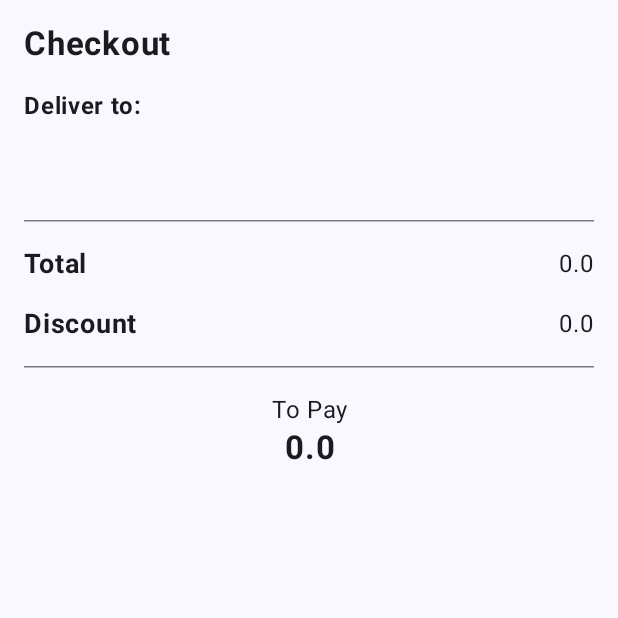
After one commit to xrtz/Shop, an Android app built with Jetpack Compose: the CheckoutPage screen opened through its navigation route, on a phone screen of 412 x 824 dp, the top half of it. The commit adds this screen. Run offline under Robolectric (Android 15) with nearby library versions, the phone set to English and light mode, and no system bars; our stand-ins replace Firebase (no records; nobody signed in at launch, a user with empty details on screens opened directly); libraries missing offline, so code that uses them is left out: com.tbuonomo.viewpagerdotsindicator; 3 statements that could not run were skipped.

Commit message:
DescriptionPage, BasketPage, CheckoutPage, function  on basket tranzaction

```diff
--- a/app/src/main/java/com/example/shop/Navigation.kt
+++ b/app/src/main/java/com/example/shop/Navigation.kt
@@ -7,6 +7,8 @@ import androidx.navigation.compose.NavHost
 import androidx.navigation.compose.composable
 import androidx.navigation.compose.rememberNavController
 import com.example.shop.pages.CategoryProductPage
+import com.example.shop.pages.CheckoutPage
+import com.example.shop.pages.ProductDetailsPage
 import com.example.shop.screens.AuthScreen
 import com.example.shop.screens.HomeScreen
 import com.example.shop.screens.LoginScreen
@@ -37,6 +39,13 @@ fun Navigation(modifier: Modifier = Modifier) {
             var categoryId = it.arguments?.getString("categoryId")
             CategoryProductPage(modifier, categoryId?:"")
         }
+        composable("product-details/{productId}"){
+            var productId = it.arguments?.getString("productId")
+            ProductDetailsPage(modifier, productId?:"")
+        }
+        composable("checkout"){
+            CheckoutPage(modifier)
+        }
     }
 }
 
--- a/app/src/main/java/com/example/shop/model/ProductModel.kt
+++ b/app/src/main/java/com/example/shop/model/ProductModel.kt
@@ -8,4 +8,5 @@ data class ProductModel(
     val actualPrice : String = "",
     val price : String = "",
     val images : List<String> = emptyList(),
+    val otherDetails : Map<String, String> = mapOf()
 )
--- a/app/src/main/java/com/example/shop/model/UserModel.kt
+++ b/app/src/main/java/com/example/shop/model/UserModel.kt
@@ -1,7 +1,11 @@
 package com.example.shop.model
 
+import androidx.annotation.LongDef
+
 data class UserModel (
-    val name: String,
-    val email: String,
-    val Uid: String
+    val name: String = "",
+    val email: String = "",
+    val Uid: String = "",
+    val cartItems: Map<String, Long> = mapOf(),
+    val address: String = ""
     )
--- /dev/null
+++ b/app/src/main/java/com/example/shop/pages/CheckoutPage.kt
@@ -0,0 +1,121 @@
+package com.example.shop.pages
+
+import androidx.compose.foundation.layout.Arrangement
+import androidx.compose.foundation.layout.Column
+import androidx.compose.foundation.layout.Row
+import androidx.compose.foundation.layout.Spacer
+import androidx.compose.foundation.layout.fillMaxSize
+import androidx.compose.foundation.layout.fillMaxWidth
+import androidx.compose.foundation.layout.height
+import androidx.compose.foundation.layout.padding
+import androidx.compose.material3.HorizontalDivider
+import androidx.compose.material3.Text
+import androidx.compose.runtime.Composable
+import androidx.compose.runtime.LaunchedEffect
+import androidx.compose.runtime.mutableStateListOf
+import androidx.compose.runtime.mutableStateOf
+import androidx.compose.runtime.remember
+import androidx.compose.ui.Alignment
+import androidx.compose.ui.Modifier
+import androidx.compose.ui.graphics.vector.rememberVectorPainter
+import androidx.compose.ui.text.font.FontWeight
+import androidx.compose.ui.text.style.TextAlign
+import androidx.compose.ui.unit.dp
+import androidx.compose.ui.unit.sp
+import com.example.shop.model.ProductModel
+import com.example.shop.model.UserModel
+import com.google.firebase.Firebase
+import com.google.firebase.auth.FirebaseAuth
+import com.google.firebase.firestore.firestore
+import org.intellij.lang.annotations.JdkConstants.HorizontalAlignment
+
+@Composable
+fun CheckoutPage(modifier: Modifier = Modifier) {
+    val userModel = remember{
+        mutableStateOf(UserModel())
+    }
+    val productList = remember{
+        mutableStateListOf(ProductModel())
+    }
+    val subTotal = remember{
+        mutableStateOf(0f)
+    }
+    val withoutDiscont = remember{
+        mutableStateOf(0f)
+    }
+    val diffSum = remember{
+        mutableStateOf(0f)
+    }
+    fun calculateSubTotal()
+    {
+        productList.forEach{
+            if (it.actualPrice.isNotEmpty()){
+                val qty = userModel.value.cartItems[it.id]?: 0
+                subTotal.value += qty * it.actualPrice.toFloat()
+            }
+        }
+    }
+    fun withoutDiscontCalculate()
+    {
+        productList.forEach{
+            if (it.price.isNotEmpty()){
+                val qty = userModel.value.cartItems[it.id]?: 0
+                withoutDiscont.value += qty * it.price.toFloat()
+            }
+        }
+    }
+    fun calculateDiff(){
+        diffSum.value = withoutDiscont.value - subTotal.value
+    }
+
+    LaunchedEffect(key1 = Unit) {
+        Firebase.firestore.collection("users")
+            .document(FirebaseAuth.getInstance().currentUser?.uid!!)
+            .get().addOnCompleteListener {
+                if (it.isSuccessful){
+                    val result = it.result.toObject(UserModel::class.java)
+                    if (result != null){
+                        userModel.value = result
+                        Firebase.firestore.collection("data").document("stock")
+                            .collection("products")
+                            .whereIn("id", userModel.value.cartItems.keys.toList())
+                            .get().addOnCompleteListener { task ->
+                                if (task.isSuccessful){
+                                    val resultProducts = task.result.toObjects(ProductModel::class.java)
+                                    productList.addAll(resultProducts)
+                                    calculateSubTotal()
+                                    withoutDiscontCalculate()
+                                    calculateDiff()
+
+                                }
+                            }
+                    }
+                }
+            }
+    }
+    Column(modifier = modifier.fillMaxSize().padding(16.dp)) {
+        Text(text = "Checkout", fontSize = 22.sp, fontWeight = FontWeight.Bold)
+        Spacer(modifier = Modifier.height(16.dp))
+        Text(text = "Deliver to: ", fontWeight = FontWeight.Bold)
+        Text(text = "${userModel.value.name}")
+        Text(text = "${userModel.value.address}")
+        Spacer(modifier = Modifier.height(16.dp))
+        HorizontalDivider()
+        Spacer(modifier = Modifier.height(16.dp))
+        Row(modifier = Modifier.fillMaxWidth(), horizontalArrangement = Arrangement.SpaceBetween){
+            Text(text = "Total", fontSize = 18.sp, fontWeight = FontWeight.Bold)
+            Text(text = withoutDiscont.value.toString(), fontSize = 16.sp)
+        }
+        Spacer(modifier = Modifier.height(16.dp))
+        Row(modifier = Modifier.fillMaxWidth(), horizontalArrangement = Arrangement.SpaceBetween){
+            Text(text = "Discount", fontSize = 18.sp, fontWeight = FontWeight.Bold)
+            Text(text = diffSum.value.toString(), fontSize = 16.sp)
+        }
+        Spacer(modifier = Modifier.height(16.dp))
+        HorizontalDivider()
+        Spacer(modifier = Modifier.height(16.dp))
+        Text(text = "To Pay", textAlign = TextAlign.Center, modifier = Modifier.fillMaxWidth())
+        Text(text = "${subTotal.value}", textAlign = TextAlign.Center, modifier = Modifier.fillMaxWidth(),
+            fontSize = 22.sp, fontWeight = FontWeight.Bold)
+    }
+}
--- a/app/src/main/java/com/example/shop/pages/ShopPage.kt
+++ b/app/src/main/java/com/example/shop/pages/ShopPage.kt
@@ -1,14 +1,21 @@
 package com.example.shop.pages
 
 import androidx.compose.foundation.layout.Column
+import androidx.compose.foundation.layout.Row
 import androidx.compose.foundation.layout.Spacer
 import androidx.compose.foundation.layout.fillMaxSize
 import androidx.compose.foundation.layout.fillMaxWidth
 import androidx.compose.foundation.layout.height
 import androidx.compose.foundation.layout.padding
+import androidx.compose.foundation.lazy.LazyColumn
+import androidx.compose.foundation.lazy.items
 import androidx.compose.material3.Text
 import androidx.compose.runtime.Composable
+import androidx.compose.runtime.LaunchedEffect
+import androidx.compose.runtime.mutableStateOf
+import androidx.compose.runtime.remember
 import androidx.compose.ui.Modifier
+import androidx.compose.ui.platform.LocalContext
 import androidx.compose.ui.res.stringResource
 import androidx.compose.ui.text.TextStyle
 import androidx.compose.ui.unit.dp
@@ -17,6 +24,10 @@ import com.example.shop.R
 import com.example.shop.components.BannerView
 import com.example.shop.components.CategoriesView
 import com.example.shop.components.HeaderView
+import com.example.shop.components.ProductItemView
+import com.example.shop.model.ProductModel
+import com.google.firebase.Firebase
+import com.google.firebase.firestore.firestore
 
 @Composable
 fun ShopPage(modifier: Modifier = Modifier) {
@@ -27,5 +38,32 @@ fun ShopPage(modifier: Modifier = Modifier) {
         Text(text = stringResource(R.string.word_Category), style = TextStyle(fontSize = 16.sp))
         Spacer(modifier = Modifier.height(10.dp))
         CategoriesView(modifier)
+        val productsList = remember{
+            mutableStateOf<List<ProductModel>>(emptyList())
+        }
+        LaunchedEffect(key1 = Unit) {
+            Firebase.firestore.collection("data").document("stock")
+                .collection("products").get().addOnCompleteListener {
+                    if (it.isSuccessful){
+                        val resultList = it.result.documents.mapNotNull {
+                                doc-> doc.toObject(ProductModel::class.java)
+                        }
+                        productsList.value = resultList.plus(resultList).plus(resultList)
+                    }
+                }
+        }
+        LazyColumn (modifier = Modifier.fillMaxSize().padding(4.dp)){
+            items(productsList.value.chunked(2)){ rowItems ->
+                Row{
+                    rowItems.forEach{
+                        ProductItemView(product = it, modifier = Modifier.weight(1f))
+                    }
+                    if (rowItems.size == 1){
+                        Spacer(modifier = Modifier.weight(1f))
+                    }
+                }
+
+            }
+        }
     }
 }
--- a/app/src/main/java/com/example/shop/screens/HomeScreen.kt
+++ b/app/src/main/java/com/example/shop/screens/HomeScreen.kt
@@ -22,6 +22,7 @@ import androidx.compose.runtime.Composable
 import androidx.compose.runtime.getValue
 import androidx.compose.runtime.mutableStateOf
 import androidx.compose.runtime.remember
+import androidx.compose.runtime.saveable.rememberSaveable
 import androidx.compose.runtime.setValue
 import androidx.compose.ui.Alignment
 import androidx.compose.ui.Modifier
@@ -48,7 +49,7 @@ fun HomeScreen(modifier: Modifier = Modifier, navController: NavController) {
         NavItem(stringResource(R.string.label_nav_basket), Icons.Default.Favorite),
         NavItem(stringResource(R.string.label_nav_profile), Icons.Default.AccountCircle)
     )
-    var selectedBar by remember {
+    var selectedBar by rememberSaveable {
         mutableStateOf(0)
     }
     Scaffold (
```
Also changed, not shown: app/src/main/java/com/example/shop/Util.kt (added, +57 -0 lines), app/src/main/java/com/example/shop/components/BusketItemView.kt (added, +104 -0 lines), app/src/main/java/com/example/shop/components/ProductItemView.kt (+11 -2 lines), app/src/main/java/com/example/shop/pages/BusketPage.kt (+55 -1 lines), app/src/main/java/com/example/shop/pages/ProductDetailsPage.kt (added, +141 -0 lines).
